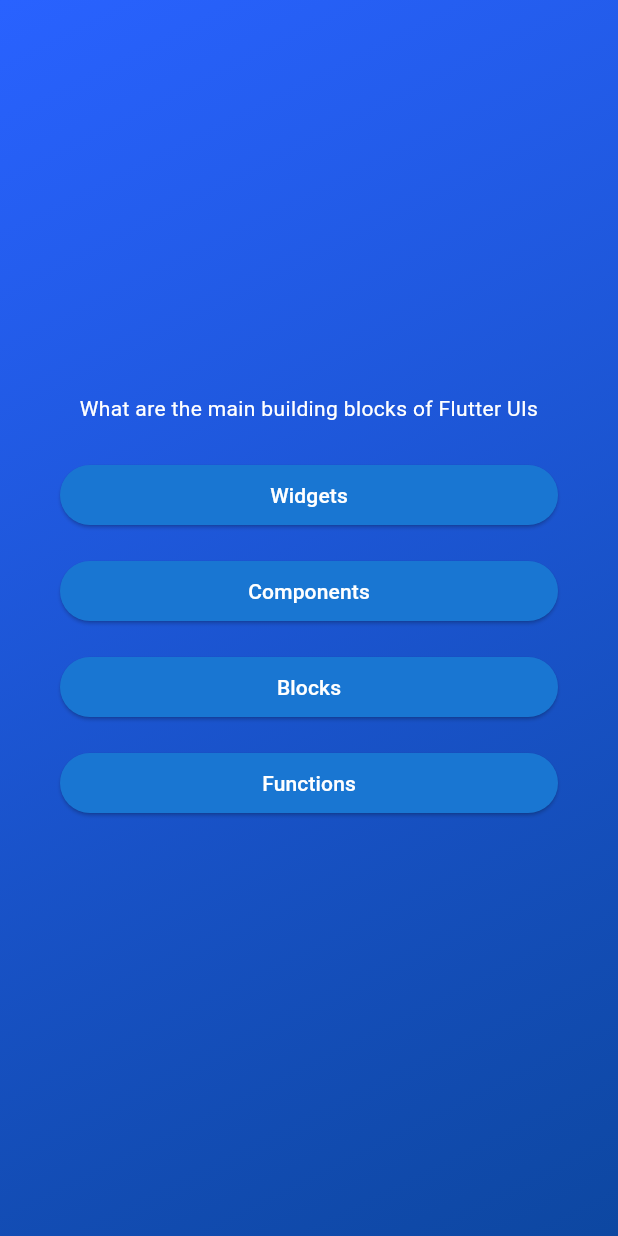
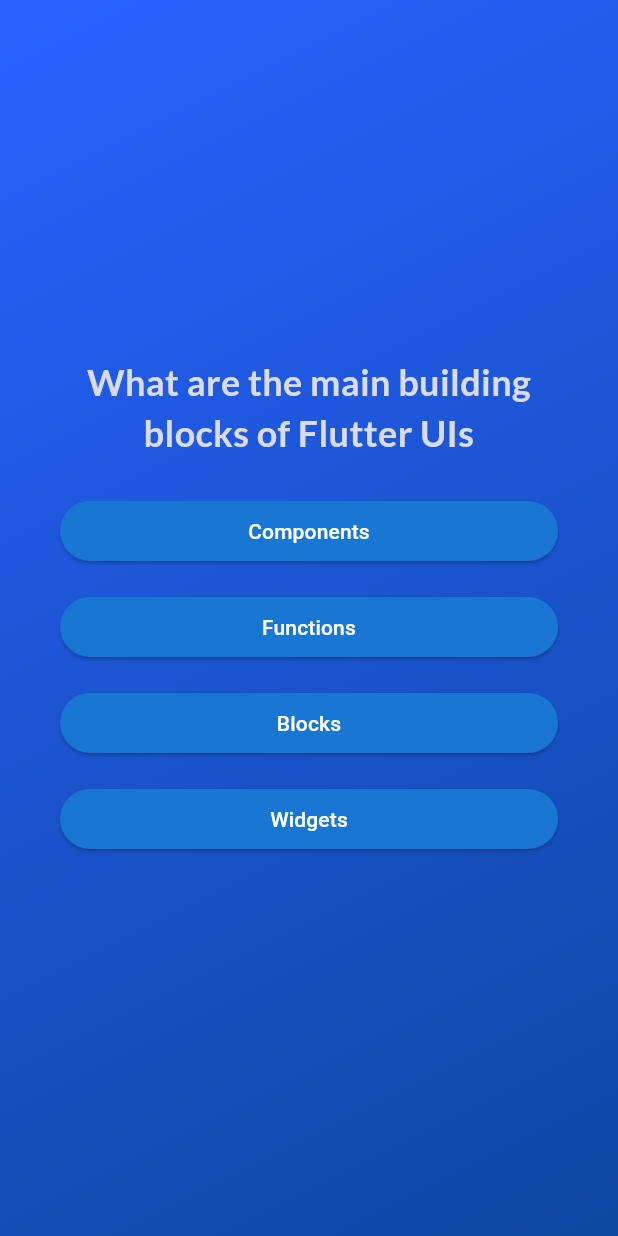
Before and after one commit to tolu-c/learning-dart-flutter, a Flutter app: the screen it shows after launch, after a tap on "Start Quiz", on a phone screen of 412 x 824 dp. Run offline on Flutter 3.47's test engine with Material 3 defaults, Android fonts, the light colour scheme and no system bars; our stand-ins replace google_fonts.

Commit message:
update: - shuffled answers - add google fonts package - rows & columns - question summary

```diff
--- a/quiz_app/lib/answer_button.dart
+++ b/quiz_app/lib/answer_button.dart
@@ -24,7 +24,10 @@
           ),
           padding: const EdgeInsets.symmetric(vertical: 10, horizontal: 20),
         ),
-        child: Text(answer),
+        child: Text(
+          answer,
+          textAlign: TextAlign.center,
+        ),
       ),
     );
   }
--- a/quiz_app/lib/home_screen.dart
+++ b/quiz_app/lib/home_screen.dart
@@ -1,4 +1,5 @@
 import 'package:flutter/material.dart';
+import 'package:google_fonts/google_fonts.dart';
 
 class HomeScreen extends StatelessWidget {
   const HomeScreen(this.startQuiz, {super.key});
@@ -27,11 +28,12 @@
           const SizedBox(
             height: 40,
           ),
-          const Text(
+          Text(
             'Learn Flutter the Fun way!',
-            style: TextStyle(
-              color: Colors.white,
+            style: GoogleFonts.lato(
+              color: const Color.fromARGB(255, 255, 255, 255),
               fontSize: 32,
+              fontWeight: FontWeight.bold,
             ),
           ),
           const SizedBox(
--- a/quiz_app/lib/models/quiz_questions.dart
+++ b/quiz_app/lib/models/quiz_questions.dart
@@ -3,4 +3,10 @@
 
   final String text;
   final List<String> answers;
+
+  List<String> getShuffledAnswers() {
+    final shuffledList = List.of(answers);
+    shuffledList.shuffle();
+    return shuffledList;
+  }
 }
--- a/quiz_app/lib/questions_screen.dart
+++ b/quiz_app/lib/questions_screen.dart
@@ -1,9 +1,12 @@
 import 'package:flutter/material.dart';
+import 'package:google_fonts/google_fonts.dart';
 import 'package:quiz_app/answer_button.dart';
 import 'package:quiz_app/data/questions.dart';
 
 class QuestionsScreen extends StatefulWidget {
-  const QuestionsScreen({super.key});
+  const QuestionsScreen({super.key, required this.onSelectAnswer});
+
+  final void Function(String answer) onSelectAnswer;
 
   @override
   State<QuestionsScreen> createState() {
@@ -12,9 +15,18 @@
 }
 
 class _QuestionScreenState extends State<QuestionsScreen> {
+  var currentQuestionIndex = 0;
+  void answerQuestion(String selectedAnswer) {
+    setState(() {
+      widget.onSelectAnswer(selectedAnswer);
+      currentQuestionIndex += 1;
+    });
+  }
+
   @override
   Widget build(BuildContext context) {
-    final currentQuestion = questions[0];
+    final currentQuestion = questions[currentQuestionIndex];
+
     return Center(
       child: Container(
         margin: const EdgeInsets.all(40),
@@ -24,14 +36,23 @@
           children: [
             Text(
               currentQuestion.text,
-              style: const TextStyle(color: Colors.white),
+              style: GoogleFonts.lato(
+                color: const Color.fromARGB(255, 217, 220, 230),
+                fontSize: 24,
+                fontWeight: FontWeight.bold,
+              ),
+              // style: const TextStyle(color: Colors.white),
               textAlign: TextAlign.center,
             ),
             const SizedBox(
               height: 24,
             ),
-            ...currentQuestion.answers.map((answer) {
-              return AnswerButton(answer: answer, onPress: () {});
+            ...currentQuestion.getShuffledAnswers().map((answer) {
+              return AnswerButton(
+                  answer: answer,
+                  onPress: () {
+                    answerQuestion(answer);
+                  });
             }),
           ],
         ),
--- a/quiz_app/lib/quiz.dart
+++ b/quiz_app/lib/quiz.dart
@@ -1,6 +1,8 @@
 import 'package:flutter/material.dart';
+import 'package:quiz_app/data/questions.dart';
 import 'package:quiz_app/home_screen.dart';
 import 'package:quiz_app/questions_screen.dart';
+import 'package:quiz_app/results_screen.dart';
 
 class Quiz extends StatefulWidget {
   const Quiz({super.key});
@@ -12,21 +14,47 @@
 }
 
 class _QuizState extends State<Quiz> {
-  // Widget? activeScreen;
+  List<String> selectedAnswers = [];
   var activeScreen = 'home';
 
-  void changeScreen() {
+  void changeScreen(String screen) {
     setState(() {
-      activeScreen = 'questions';
+      activeScreen = screen;
     });
+  }
+
+  void selectAnswer(String answer) {
+    setState(() {
+      selectedAnswers.add(answer);
+    });
+
+    if (selectedAnswers.length == questions.length) {
+      setState(() {
+        // selectedAnswers = [];
+        activeScreen = 'results';
+      });
+    }
   }
 
   @override
   Widget build(BuildContext context) {
-    Widget screenWidget = HomeScreen(changeScreen);
+    Widget screenWidget = HomeScreen(() {
+      changeScreen('questions');
+    });
 
     if (activeScreen == 'questions') {
-      screenWidget = const QuestionsScreen();
+      screenWidget = QuestionsScreen(
+        onSelectAnswer: selectAnswer,
+      );
+    } else {
+      if (activeScreen == 'results') {
+        screenWidget = ResultsScreen(
+          restartQuiz: () {
+            changeScreen('home');
+          },
+          chosenAnswers: selectedAnswers,
+        );
+      }
     }
 
     return MaterialApp(
--- a/quiz_app/pubspec.yaml
+++ b/quiz_app/pubspec.yaml
@@ -34,6 +34,7 @@
   # The following adds the Cupertino Icons font to your application.
   # Use with the CupertinoIcons class for iOS style icons.
   cupertino_icons: ^1.0.8
+  google_fonts: ^6.2.1
 
 dev_dependencies:
   flutter_test:
```
Also changed, not shown: quiz_app/lib/questions_summary.dart (added, +32 -0 lines), quiz_app/lib/results_screen.dart (added, +64 -0 lines), quiz_app/pubspec.lock, 1 other file.
